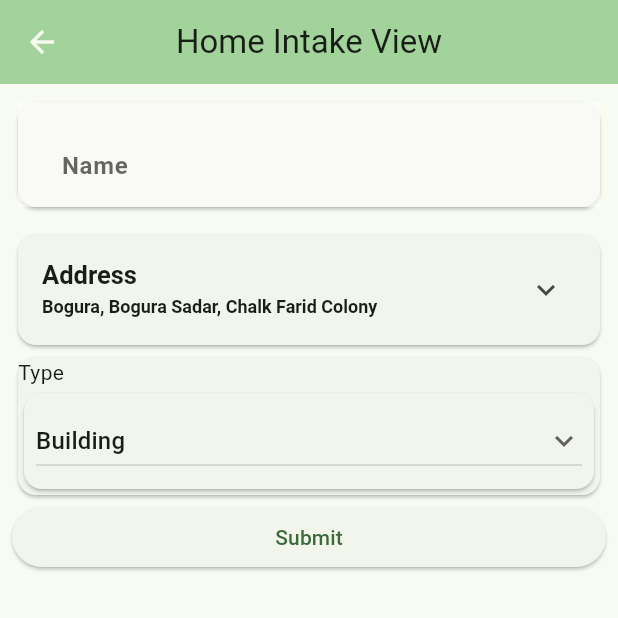
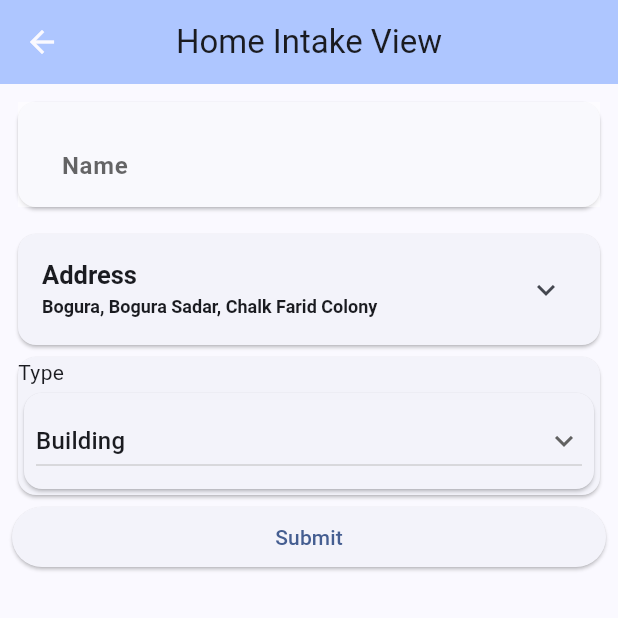
Before and after one commit to momin-mostafa/smuctian, a Flutter app: the HomeView screen opened by its route, scrolled down 576 dp, after a tap on the "add" icon, after a tap on "Course Intake", on a phone screen of 412 x 824 dp, the top half of it. Run offline on Flutter 3.47's test engine with Material 3 defaults, Android fonts, the phone set to English and light mode, and no system bars; our stand-ins replace dots_indicator, flutter_expandable_fab, flutter_svg, google_maps_flutter, pinput, shared_preferences and 1 more; accounts and stored records are empty.

Commit message:
fix: baseurl & theme
base url added
theme changed

```diff
--- a/lib/app_const.dart
+++ b/lib/app_const.dart
@@ -1 +1,5 @@
-String baseUrl = 'https://inhouse-property.parallaxlogic.dev/api';
+String baseUrl = 'http://localhost:9090/api/v1/university';
+
+class ApiEndpoint{
+  String classroom = '$baseUrl/classroom';
+}
--- a/lib/presentation/unit_details.dart
+++ b/lib/presentation/unit_details.dart
@@ -20,7 +20,7 @@ class _UnitDetailsState extends State<UnitDetails> {
   @override
   Widget build(BuildContext context) {
     return Scaffold(
-      backgroundColor: Colors.green.shade100,
+      backgroundColor: Theme.of(context).secondaryHeaderColor,
       body: Stack(
         children: [
           Padding(
--- a/lib/presentation/widgets/section_header.dart
+++ b/lib/presentation/widgets/section_header.dart
@@ -11,8 +11,8 @@ class SectionHeader extends StatelessWidget {
       children: [
         Text(
           label,
-          style: TextStyle(
-            color: Theme.of(context).primaryColor,
+          style: const TextStyle(
+            color: Color(0xFF09203F),
             fontSize: 22,
             fontWeight: FontWeight.bold,
           ),
--- a/lib/theme_data.dart
+++ b/lib/theme_data.dart
@@ -1,7 +1,10 @@
 import 'package:flutter/material.dart';
 
 class AppTheme {
-  static var colorScheme = ColorScheme.fromSeed(seedColor: Colors.green);
+  static var colorScheme = ColorScheme.fromSeed(seedColor:
+  // Colors.blue
+    const Color(0xFF1e3c72)
+  );
   static ThemeData lightTheme = ThemeData(
     pageTransitionsTheme: const PageTransitionsTheme(
       builders: <TargetPlatform, PageTransitionsBuilder>{
@@ -10,6 +13,11 @@ class AppTheme {
       },
     ),
     colorScheme: colorScheme,
+
+    textTheme: TextTheme(
+
+    ),
+
     // scaffoldBackgroundColor: Colors.blueAccent.shade100,
     appBarTheme: AppBarTheme(
       backgroundColor: colorScheme.inversePrimary,
```
Also changed, not shown: lib/data/remote/classroom.r.dart (added, +13 -0 lines), pubspec.lock.
